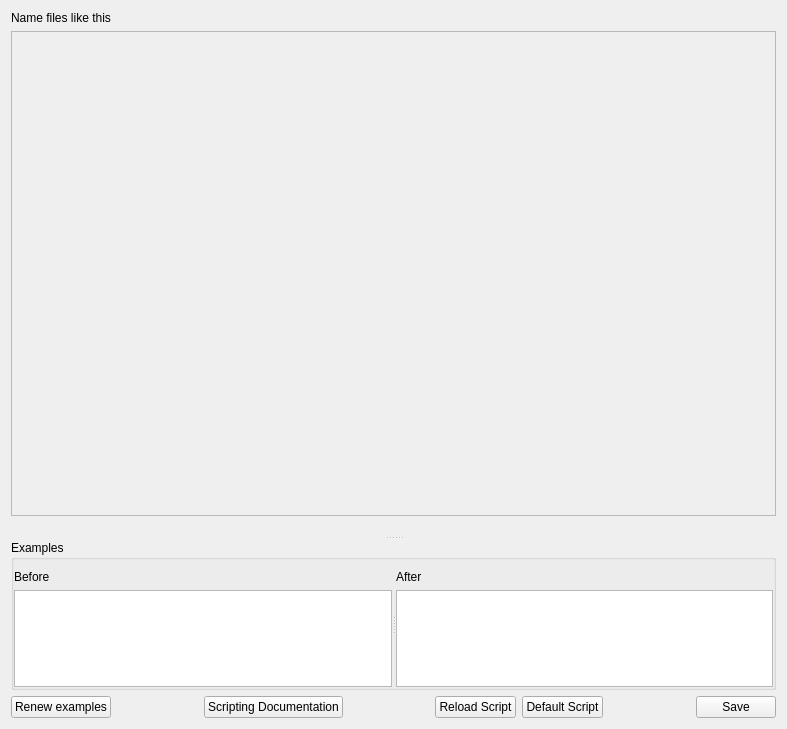
metabrainz/picard, file ui/scripteditor.ui: the form before one commit.
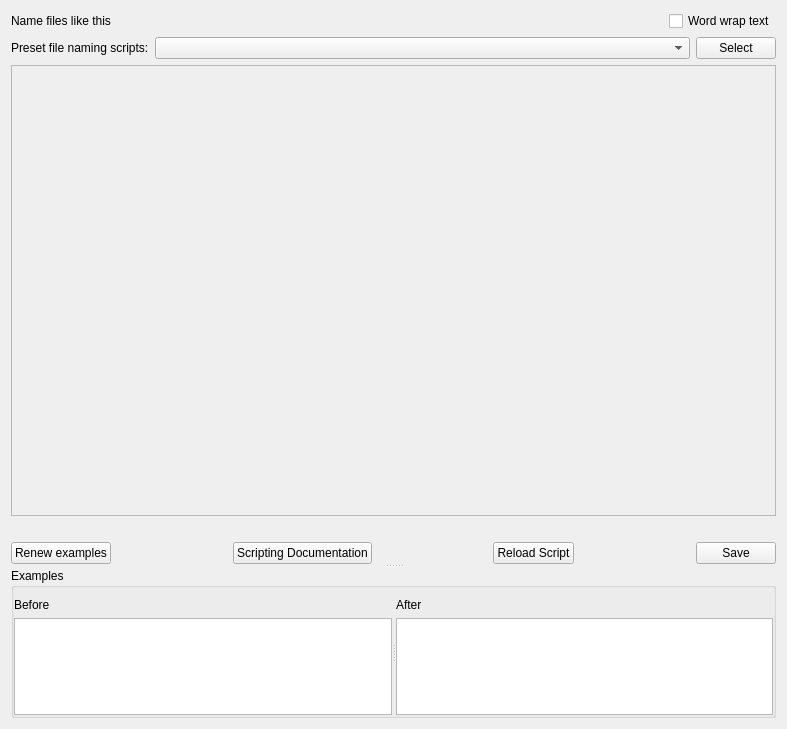
The form after the commit. Custom widgets are drawn as their Qt base class.

The edit to the form file:
```diff
--- a/ui/scripteditor.ui
+++ b/ui/scripteditor.ui
@@ -76,11 +76,81 @@
         <number>0</number>
        </property>
        <item>
-        <widget class="QLabel" name="file_naming_format_label">
-         <property name="text">
-          <string>Name files like this</string>
+        <layout class="QHBoxLayout" name="horizontalLayout">
+         <property name="bottomMargin">
+          <number>0</number>
          </property>
-        </widget>
+         <item>
+          <widget class="QLabel" name="file_naming_format_label">
+           <property name="text">
+            <string>Name files like this</string>
+           </property>
+          </widget>
+         </item>
+         <item>
+          <spacer name="horizontalSpacer_4">
+           <property name="orientation">
+            <enum>Qt::Horizontal</enum>
+           </property>
+           <property name="sizeHint" stdset="0">
+            <size>
+             <width>40</width>
+             <height>20</height>
+            </size>
+           </property>
+          </spacer>
+         </item>
+         <item>
+          <widget class="QCheckBox" name="file_naming_word_wrap">
+           <property name="toolTip">
+            <string>Word wrap long lines in the editor</string>
+           </property>
+           <property name="text">
+            <string>Word wrap text</string>
+           </property>
+          </widget>
+         </item>
+        </layout>
+       </item>
+       <item>
+        <layout class="QHBoxLayout" name="horizontalLayout_2">
+         <property name="bottomMargin">
+          <number>0</number>
+         </property>
+         <item>
+          <widget class="QLabel" name="label">
+           <property name="text">
+            <string>Preset file naming scripts:</string>
+           </property>
+          </widget>
+         </item>
+         <item>
+          <widget class="QComboBox" name="preset_naming_scripts">
+           <property name="sizePolicy">
+            <sizepolicy hsizetype="MinimumExpanding" vsizetype="Fixed">
+             <horstretch>0</horstretch>
+             <verstretch>0</verstretch>
+            </sizepolicy>
+           </property>
+           <property name="minimumSize">
+            <size>
+             <width>200</width>
+             <height>0</height>
+            </size>
+           </property>
+          </widget>
+         </item>
+         <item>
+          <widget class="QPushButton" name="preset_naming_script_select">
+           <property name="toolTip">
+            <string>Load the selected preset script into the editor</string>
+           </property>
+           <property name="text">
+            <string>Select</string>
+           </property>
+          </widget>
+         </item>
+        </layout>
        </item>
        <item>
         <widget class="ScriptTextEdit" name="file_naming_format">
@@ -129,6 +199,92 @@
          </property>
         </widget>
        </item>
+       <item>
+        <layout class="QHBoxLayout" name="horizontalLayout_4">
+         <property name="topMargin">
+          <number>0</number>
+         </property>
+         <item>
+          <widget class="QPushButton" name="example_filename_sample_files_button">
+           <property name="toolTip">
+            <string>Up to 10 items chosen at random from files selected in the main window</string>
+           </property>
+           <property name="text">
+            <string>Renew examples</string>
+           </property>
+          </widget>
+         </item>
+         <item>
+          <spacer name="horizontalSpacer_3">
+           <property name="orientation">
+            <enum>Qt::Horizontal</enum>
+           </property>
+           <property name="sizeHint" stdset="0">
+            <size>
+             <width>40</width>
+             <height>20</height>
+            </size>
+           </property>
+          </spacer>
+         </item>
+         <item>
+          <widget class="QPushButton" name="scripting_documentation_button">
+           <property name="toolTip">
+            <string>Display the scripting documentation in a new window</string>
+           </property>
+           <property name="text">
+            <string>Scripting Documentation</string>
+           </property>
+          </widget>
+         </item>
+         <item>
+          <spacer name="horizontalSpacer_2">
+           <property name="orientation">
+            <enum>Qt::Horizontal</enum>
+           </property>
+           <property name="sizeHint" stdset="0">
+            <size>
+             <width>40</width>
+             <height>20</height>
+            </size>
+           </property>
+          </spacer>
+         </item>
+         <item>
+          <widget class="QPushButton" name="file_naming_format_reload">
+           <property name="toolTip">
+            <string>Reload the script currently saved in the configuartion option settings</string>
+           </property>
+           <property name="text">
+            <string>Reload Script</string>
+           </property>
+          </widget>
+         </item>
+         <item>
+          <spacer name="horizontalSpacer">
+           <property name="orientation">
+            <enum>Qt::Horizontal</enum>
+           </property>
+           <property name="sizeHint" stdset="0">
+            <size>
+             <width>40</width>
+             <height>20</height>
+            </size>
+           </property>
+          </spacer>
+         </item>
+         <item>
+          <widget class="QPushButton" name="file_naming_editor_save">
+           <property name="toolTip">
+            <string>Save the current script to the configuration option settings</string>
+           </property>
+           <property name="text">
+            <string>Save</string>
+           </property>
+          </widget>
+         </item>
+        </layout>
+       </item>
       </layout>
      </widget>
      <widget class="QGroupBox" name="groupBox">
@@ -208,7 +364,14 @@
             </widget>
            </item>
            <item>
-            <widget class="QListWidget" name="example_filename_before"/>
+            <widget class="QListWidget" name="example_filename_before">
+             <property name="editTriggers">
+              <set>QAbstractItemView::CurrentChanged|QAbstractItemView::DoubleClicked|QAbstractItemView::EditKeyPressed|QAbstractItemView::SelectedClicked</set>
+             </property>
+             <property name="selectionBehavior">
+              <enum>QAbstractItemView::SelectRows</enum>
+             </property>
+            </widget>
            </item>
           </layout>
          </widget>
@@ -240,7 +403,14 @@
             </widget>
            </item>
            <item>
-            <widget class="QListWidget" name="example_filename_after"/>
+            <widget class="QListWidget" name="example_filename_after">
+             <property name="editTriggers">
+              <set>QAbstractItemView::CurrentChanged|QAbstractItemView::DoubleClicked|QAbstractItemView::EditKeyPressed|QAbstractItemView::SelectedClicked</set>
+             </property>
+             <property name="selectionBehavior">
+              <enum>QAbstractItemView::SelectRows</enum>
+             </property>
+            </widget>
            </item>
           </layout>
          </widget>
@@ -250,99 +420,6 @@
      </widget>
     </widget>
    </item>
-   <item>
-    <layout class="QHBoxLayout" name="horizontalLayout_4">
-     <property name="topMargin">
-      <number>0</number>
-     </property>
-     <item>
-      <widget class="QPushButton" name="example_filename_sample_files_button">
-       <property name="text">
-        <string>Renew examples</string>
-       </property>
-      </widget>
-     </item>
-     <item>
-      <spacer name="horizontalSpacer_3">
-       <property name="orientation">
-        <enum>Qt::Horizontal</enum>
-       </property>
-       <property name="sizeHint" stdset="0">
-        <size>
-         <width>40</width>
-         <height>20</height>
-        </size>
-       </property>
-      </spacer>
-     </item>
-     <item>
-      <widget class="QPushButton" name="scripting_documentation_button">
-       <property name="text">
-        <string>Scripting Documentation</string>
-       </property>
-      </widget>
-     </item>
-     <item>
-      <spacer name="horizontalSpacer_2">
-       <property name="orientation">
-        <enum>Qt::Horizontal</enum>
-       </property>
-       <property name="sizeHint" stdset="0">
-        <size>
-         <width>40</width>
-         <height>20</height>
-        </size>
-       </property>
-      </spacer>
-     </item>
-     <item>
-      <widget class="QPushButton" name="file_naming_format_reload">
-       <property name="text">
-        <string>Reload Script</string>
-       </property>
-      </widget>
-     </item>
-     <item>
-      <widget class="QPushButton" name="file_naming_format_default">
-       <property name="sizePolicy">
-        <sizepolicy hsizetype="Fixed" vsizetype="Fixed">
-         <horstretch>0</horstretch>
-         <verstretch>0</verstretch>
-        </sizepolicy>
-       </property>
-       <property name="minimumSize">
-        <size>
-         <width>0</width>
-         <height>0</height>
-        </size>
-       </property>
-       <property name="text">
-        <string>Default Script</string>
-       </property>
-      </widget>
-     </item>
-     <item>
-      <spacer name="horizontalSpacer">
-       <property name="orientation">
-        <enum>Qt::Horizontal</enum>
-       </property>
-       <property name="sizeHint" stdset="0">
-        <size>
-         <width>40</width>
-         <height>20</height>
-        </size>
-       </property>
-      </spacer>
-     </item>
-     <item>
-      <widget class="QPushButton" name="file_naming_editor_save">
-       <property name="text">
-        <string>Save</string>
-       </property>
-      </widget>
-     </item>
-    </layout>
-   </item>
   </layout>
  </widget>
  <customwidgets>
```
